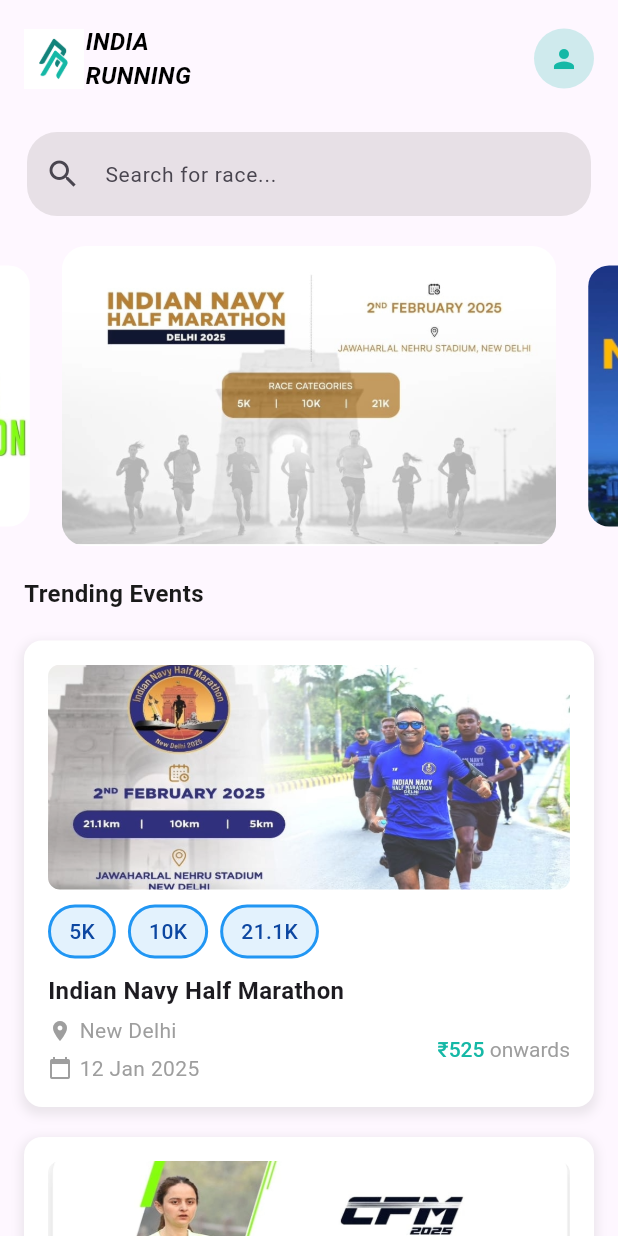
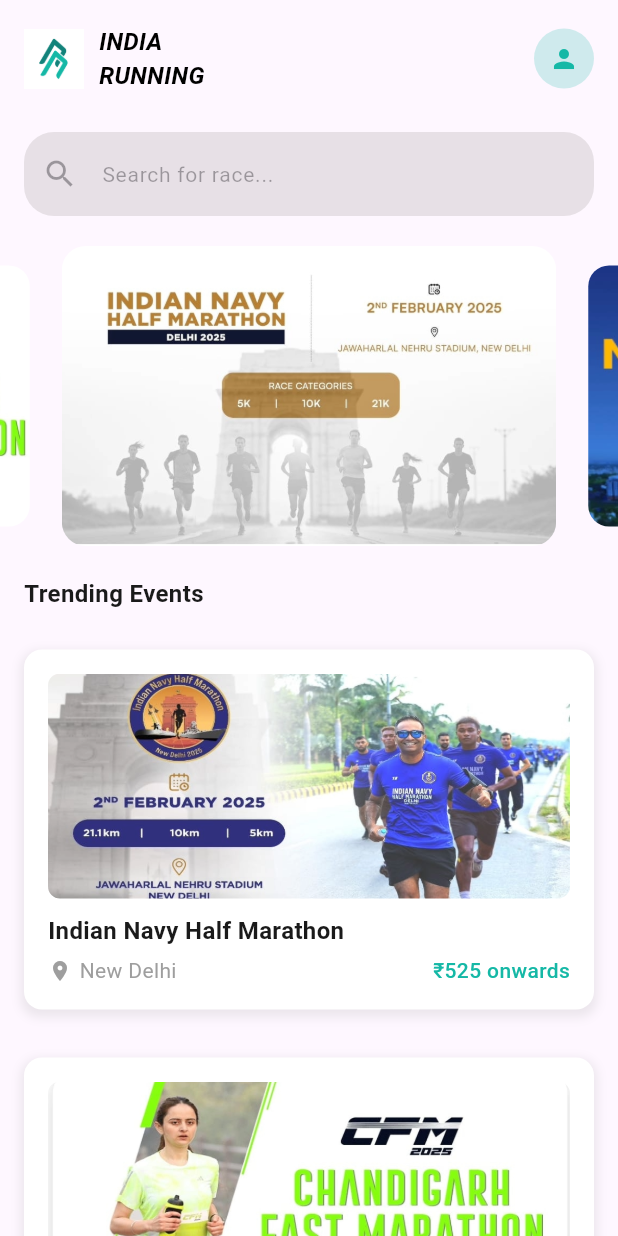
Before and after one commit to Ayushi2592/india_running, a Flutter app: the screen it shows after launch, on a phone screen of 412 x 824 dp. Run offline on Flutter 3.47's test engine with Material 3 defaults, Android fonts, the phone set to English and light mode, and no system bars; drawn by our look-alikes of carousel_slider; Roboto replaces fonts that are missing (Manrope).

Commit message:
second commit

```diff
--- /dev/null
+++ b/lib/app_constants.dart
@@ -0,0 +1,62 @@
+import 'package:flutter/material.dart';
+
+
+class AppColors {
+  static const Color primary = Color(0xFF15B8A6);
+  static const Color primaryLight = Color(0x3315B8A6);
+  static const Color searchBarFill = Color(0xFF1A1A1A0A);
+  static const Color textDark = Color(0xFF1A1A1A);
+  static const Color textGrey = Colors.grey;
+}
+
+class AppText {
+  static const String appName = 'INDIA RUNNING';
+  static const String searchPlaceholder = 'Search for';
+  static const String trendingEvents = 'Trending Events';
+  static const String onwards = ' onwards';
+}
+
+
+class AppTextStyles {
+  static const TextStyle logoText = TextStyle(
+    fontFamily: 'Manrope',
+    fontSize: 16.0,
+    fontStyle: FontStyle.italic,
+    fontWeight: FontWeight.bold,
+    color: Colors.black,
+  );
+
+  static const TextStyle hintText = TextStyle(
+    fontFamily: 'Manrope',
+    fontSize: 14.0,
+    fontWeight: FontWeight.w400,
+  );
+
+  static const TextStyle heading = TextStyle(
+    fontFamily: 'Manrope',
+    fontSize: 16.0,
+    fontWeight: FontWeight.bold,
+    color: AppColors.textDark,
+  );
+
+  static const TextStyle subheading = TextStyle(
+    fontFamily: 'Manrope',
+    fontSize: 14.0,
+    fontWeight: FontWeight.w400,
+    color: AppColors.textGrey,
+  );
+
+  static const TextStyle price = TextStyle(
+    fontFamily: 'Manrope',
+    fontSize: 14.0,
+    fontWeight: FontWeight.w500,
+    color: AppColors.primary,
+  );
+}
+
+
+class AppPaddings {
+  static const EdgeInsets horizontal = EdgeInsets.symmetric(horizontal: 16.0);
+  static const EdgeInsets vertical = EdgeInsets.symmetric(vertical: 16.0);
+  static const EdgeInsets all = EdgeInsets.all(16.0);
+}
--- a/lib/main.dart
+++ b/lib/main.dart
@@ -1,17 +1,19 @@
 import 'package:flutter/material.dart';
+import 'package:india_running/screens/CarouselScreen.dart';
+import 'package:india_running/screens/ProfileScreen.dart';
 import 'package:india_running/screens/homescreen.dart';
+import 'package:india_running/screens/searchscreen.dart';
+import 'package:india_running/screens/trendingeventscreen.dart';
 
-void main() async {
-  WidgetsFlutterBinding.ensureInitialized();
-  runApp(MyApp());
+void main() {
+  runApp(MaterialApp(
+    debugShowCheckedModeBanner: false,
+    home: HomeScreen(),
+    routes: {
+      '/profile': (context) => ProfileScreen(),
+      '/carousel': (context) => CarouselScreen(),
+      '/trending': (context) => TrendingEventsScreen(),
+      '/search': (context) => SearchScreen(),
+    },
+  ));
 }
-
-class MyApp extends StatelessWidget {
-  @override
-  Widget build(BuildContext context) {
-    return MaterialApp(
-      debugShowCheckedModeBanner: false,
-      home: HomeScreen(),
-    );
-  }
-}
--- /dev/null
+++ b/lib/screens/carouselscreen.dart
@@ -0,0 +1,11 @@
+import 'package:flutter/material.dart';
+
+class CarouselScreen extends StatelessWidget {
+  @override
+  Widget build(BuildContext context) {
+    return Scaffold(
+      appBar: AppBar(title: Text("Carousel Details")),
+      body: Center(child: Text("Details about Carousel Items")),
+    );
+  }
+}
--- a/lib/screens/homescreen.dart
+++ b/lib/screens/homescreen.dart
@@ -1,6 +1,11 @@
 import 'dart:async';
 import 'package:flutter/material.dart';
 import 'package:carousel_slider/carousel_slider.dart';
+import 'package:india_running/screens/CarouselScreen.dart';
+import 'package:india_running/screens/ProfileScreen.dart';
+import 'package:india_running/screens/searchscreen.dart';
+import 'package:india_running/screens/trendingeventscreen.dart';
+import '../app_constants.dart';
 
 class HomeScreen extends StatefulWidget {
   @override
@@ -39,7 +44,7 @@
     final List<Map<String, String>> eventData = [
       {'image': 'images/poster1.png', 'cost': '₹525 onwards', 'distance': '2.5 km', 'location': 'New Delhi', 'race': 'Indian Navy Half Marathon'},
       {'image': 'images/poster2.png', 'cost': '₹2500 onwards', 'distance': '1.8 km', 'location': 'Chandigarh', 'race': 'Chandigarh Fast Marathon'},
-      {'image': 'images/poster3.png', 'cost': '₹500 onwards', 'distance': '5 km', 'location': 'Amani Byrathikhane ', 'race': 'Trail Adventure'},
+      {'image': 'images/poster3.png', 'cost': '₹500 onwards', 'distance': '5 km', 'location': 'Amani Byrathikhane', 'race': 'Trail Adventure'},
       {'image': 'images/poster4.png', 'cost': '₹30 onwards', 'distance': '3 km', 'location': 'Uptown', 'race': 'Night Run'},
       {'image': 'images/poster5.png', 'cost': '₹10 onwards', 'distance': '0.8 km', 'location': 'Old Town', 'race': 'Fun Run'},
       {'image': 'images/poster6.png', 'cost': '₹50 onwards', 'distance': '8 km', 'location': 'Outskirts', 'race': 'Ultra Marathon'},
@@ -52,85 +57,70 @@
             children: [
               // Header Section
               Padding(
-                padding: const EdgeInsets.symmetric(horizontal: 16.0, vertical: 16.0),
+                padding: AppPaddings.horizontal.add(AppPaddings.vertical),
                 child: Row(
                   mainAxisAlignment: MainAxisAlignment.spaceBetween,
                   children: [
                     Row(
                       children: [
                         Image.asset('images/logo.png', height: 40),
-                        Column(
-                          mainAxisAlignment: MainAxisAlignment.center,
+                        const SizedBox(width: 10),
+                        const Column(
                           crossAxisAlignment: CrossAxisAlignment.start,
                           children: [
-                            Padding(
-                              padding: const EdgeInsets.only(left: 1.0),
-                              child: const Text(
-                                'INDIA',
-                                style: const TextStyle(
-                                  fontFamily: 'Manrope',
-                                  fontSize: 16.0,
-                                  fontStyle: FontStyle.italic,
-                                  fontWeight: FontWeight.bold,
-                                  color: Colors.black,
-                                ),
-                              ),
-                            ),
-                            Padding(
-                              padding: const EdgeInsets.only(left: 1.0),
-                              child: const Text(
-                                'RUNNING',
-                                style: const TextStyle(
-                                  fontFamily: 'Manrope',
-                                  fontSize: 16.0,
-                                  fontStyle: FontStyle.italic,
-                                  fontWeight: FontWeight.bold,
-                                  color: Colors.black,
-                                ),
-                              ),
+                            Text('INDIA', style: AppTextStyles.logoText),
+                            Text('RUNNING', style: AppTextStyles.logoText),
+                          ],
                         ),
                       ],
                     ),
-
-                      ],
-                    ),
-                    const CircleAvatar(
+                    GestureDetector(
+                      onTap: () {
+                        Navigator.push(context, MaterialPageRoute(builder: (context) => ProfileScreen()));
+                      },
+                      child: const CircleAvatar(
                         radius: 20,
-                      backgroundColor: const Color(0x3315B8A6),
-                      child: Icon(
-                        Icons.person,
-                        size: 20,
-                        color: const Color(0xFF15B8A6),
+                        backgroundColor: AppColors.primaryLight,
+                        child: Icon(Icons.person, size: 20, color: AppColors.primary),
                       ),
                     ),
                   ],
                 ),
               ),
-              SizedBox(height: 10),
-              // Search Bar
+              const SizedBox(height: 10),
               Padding(
-                padding: const EdgeInsets.symmetric(horizontal: 18.0),
+                padding: AppPaddings.horizontal,
+                child: GestureDetector(
+                  onTap: () {
+                    Navigator.push(
+                      context,
+                      MaterialPageRoute(builder: (context) => SearchScreen()),
+                    );
+                  },
                   child: TextField(
+                    enabled: false, // Disable direct interaction with the TextField
                     decoration: InputDecoration(
                       hintText: 'Search for $animatedSearchText...',
-                    hintStyle: const TextStyle(
-                      fontFamily: 'Manrope',
-                      fontSize: 14.0,
-                      fontWeight: FontWeight.w400,
-                    ),
+                      hintStyle: AppTextStyles.hintText,
                       prefixIcon: const Icon(Icons.search),
                       border: OutlineInputBorder(
                         borderRadius: BorderRadius.circular(20.0),
                         borderSide: BorderSide.none,
                       ),
                       filled: true,
-                    fillColor:const  Color(0xFF1A1A1A0A),
+                      fillColor: AppColors.searchBarFill,
                     ),
                   ),
                 ),
-              SizedBox(height: 20),
+              ),
+
+              const SizedBox(height: 20),
               // Carousel Slider
-              CarouselSlider(
+              GestureDetector(
+                onTap: () {
+                  Navigator.push(context, MaterialPageRoute(builder: (context) => CarouselScreen()));
+                },
+                child: CarouselSlider(
                   items: [
                     ClipRRect(
                       borderRadius: BorderRadius.circular(16.0),
@@ -153,31 +143,28 @@
                     enableInfiniteScroll: true,
                   ),
                 ),
-              SizedBox(height: 20),
+              ),
+              const SizedBox(height: 20),
               // Trending Events Section
-              Padding(
-                padding: const EdgeInsets.symmetric(horizontal: 16.0),
+              const Padding(
+                padding: AppPaddings.horizontal,
                 child: Align(
                   alignment: Alignment.centerLeft,
-                  child: Text(
-                    'Trending Events',
-                    style: const TextStyle(
-                      fontFamily: 'Manrope',
-                      fontSize: 16.0,
-                      fontWeight: FontWeight.bold,
-                      color: const Color(0xFF1A1A1A),
+                  child: Text('Trending Events', style: AppTextStyles.heading),
                 ),
               ),
-                ),
-              ),
-              SizedBox(height: 10),
+              const SizedBox(height: 10),
               // Event Cards
-              Column(
+              GestureDetector(
+                onTap: () {
+                  Navigator.push(context, MaterialPageRoute(builder: (context) => TrendingEventsScreen()));
+                },
+                child: Column(
                   children: eventData.map((event) {
                     return Padding(
-                    padding: const EdgeInsets.symmetric(horizontal: 16.0, vertical: 10.0),
+                      padding: AppPaddings.all,
                       child: Container(
-                      padding: const EdgeInsets.all(16.0),
+                        padding: AppPaddings.all,
                         decoration: BoxDecoration(
                           borderRadius: BorderRadius.circular(12.0),
                           color: Colors.white,
@@ -186,7 +173,7 @@
                               color: Colors.grey.withOpacity(0.2),
                               spreadRadius: 2,
                               blurRadius: 5,
-                            offset: Offset(0, 3),
+                              offset: const Offset(0, 3),
                             ),
                           ],
                         ),
@@ -203,24 +190,7 @@
                               ),
                             ),
                             const SizedBox(height: 10),
-                          Row(
-                            children: [
-                              _buildRoundLabel('5K'),
-                              const SizedBox(width: 8),
-                              _buildRoundLabel('10K'),
-                              const SizedBox(width: 8),
-                              _buildRoundLabel('21.1K'),
-                            ],
-                          ),
-                          const SizedBox(height: 10),
-                          Text(
-                            event['race']!,
-                            style: const TextStyle(
-                              fontFamily: 'Manrope',
-                              fontSize: 16.0,
-                              fontWeight: FontWeight.w600,
-                            ),
-                          ),
+                            Text(event['race']!, style: AppTextStyles.heading),
                             const SizedBox(height: 5),
                             Row(
                               mainAxisAlignment: MainAxisAlignment.spaceBetween,
@@ -230,59 +200,14 @@
                                   children: [
                                     Row(
                                       children: [
-                                      const Icon(Icons.location_on, size: 16, color: Colors.grey),
+                                        const Icon(Icons.location_on, size: 16, color: AppColors.textGrey),
                                         const SizedBox(width: 5),
-                                      Text(
-                                        event['location']!,
-                                        style: const TextStyle(
-                                          fontFamily: 'Manrope',
-                                          fontSize: 14.0,
-                                          fontWeight: FontWeight.w400,
-                                          color: Colors.grey,
-                                        ),
-                                      ),
-                                    ],
-                                  ),
-                                  const SizedBox(height: 5),
-                                  Row(
-                                    children: [
-                                      const Icon(Icons.calendar_today, size: 16, color: Colors.grey),
-                                      const SizedBox(width: 5),
-                                      Text(
-                                        '12 Jan 2025',
-                                        style: const TextStyle(
-                                          fontFamily: 'Manrope',
-                                          fontSize: 14.0,
-                                          fontWeight: FontWeight.w400,
-                                          color: Colors.grey,
-                                        ),
-                                      ),
+                                        Text(event['location']!, style: AppTextStyles.subheading),
                                       ],
                                     ),
                                   ],
                                 ),
-                              RichText(
-                                text: TextSpan(
-                                  text: event['cost']!.split(' ')[0],
-                                  style: const TextStyle(
-                                    fontFamily: 'Manrope',
-                                    fontSize: 14.0,
-                                    fontWeight: FontWeight.w500,
-                                    color: Color(0xFF15B8A6),
-                                  ),
-                                  children: [
-                                    TextSpan(
-                                      text: ' onwards',
-                                      style:const TextStyle(
-                                        fontFamily: 'Manrope',
-                                        fontSize: 14.0,
-                                        fontWeight: FontWeight.w400,
-                                        color: Colors.grey,
-                                      ),
-                                    ),
-                                  ],
-                                ),
-                              ),
+                                Text(event['cost']!, style: AppTextStyles.price),
                               ],
                             ),
                           ],
@@ -291,29 +216,9 @@
                     );
                   }).toList(),
                 ),
-        ]
               ),
+            ],
           ),
-    ),
-      );
-
-  }
-
-  Widget _buildRoundLabel(String text) {
-    return Container(
-      padding: const EdgeInsets.symmetric(horizontal: 12.0, vertical: 6.0),
-      decoration: BoxDecoration(
-        border: Border.all(color: Colors.blue, width: 2),
-        borderRadius: BorderRadius.circular(20.0),
-        color: Colors.blue.shade50,
-      ),
-      child: Text(
-        text,
-        style: TextStyle(
-          fontFamily: 'Manrope',
-          fontSize: 14.0,
-          fontWeight: FontWeight.w500,
-          color: Colors.blue.shade900,
         ),
       ),
     );
--- /dev/null
+++ b/lib/screens/profilescreen.dart
@@ -0,0 +1,11 @@
+import 'package:flutter/material.dart';
+
+class ProfileScreen extends StatelessWidget {
+  @override
+  Widget build(BuildContext context) {
+    return Scaffold(
+      appBar: AppBar(title: Text("Profile Details")),
+      body: Center(child: Text("Details about Profile Items")),
+    );
+  }
+}
--- /dev/null
+++ b/lib/screens/searchscreen.dart
@@ -0,0 +1,11 @@
+import 'package:flutter/material.dart';
+
+class SearchScreen extends StatelessWidget {
+  @override
+  Widget build(BuildContext context) {
+    return Scaffold(
+      appBar: AppBar(title: Text("Search Details")),
+      body: Center(child: Text("Details about Search Items")),
+    );
+  }
+}
--- /dev/null
+++ b/lib/screens/trendingeventscreen.dart
@@ -0,0 +1,11 @@
+import 'package:flutter/material.dart';
+
+class TrendingEventsScreen extends StatelessWidget {
+  @override
+  Widget build(BuildContext context) {
+    return Scaffold(
+      appBar: AppBar(title: Text("Trending Events")),
+      body: Center(child: Text("Details about Trending Events")),
+    );
+  }
+}
```
Also changed, not shown: 1 other file. Lines whose indentation alone changed are shown as unchanged.
